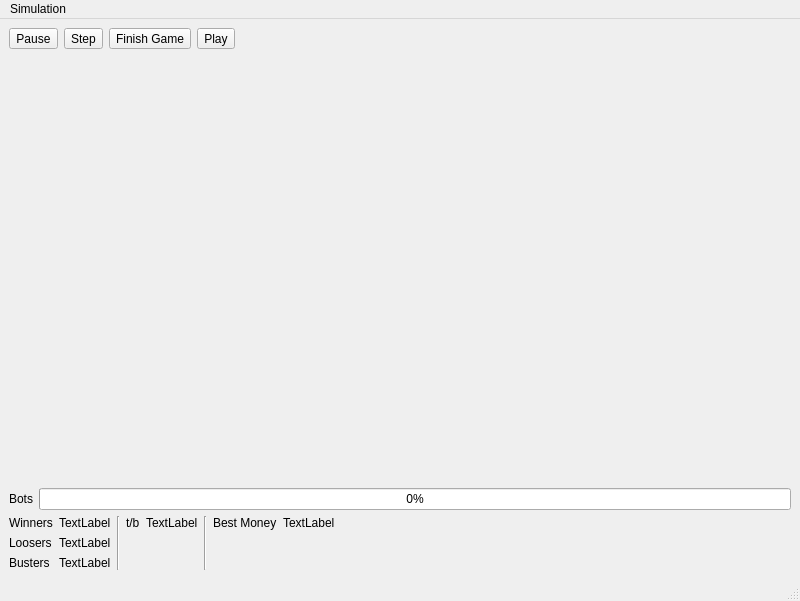
Above: blackjackBotMainWindow.ui from Timin8er/BlackjackBot before the change. Below: the same form after it.
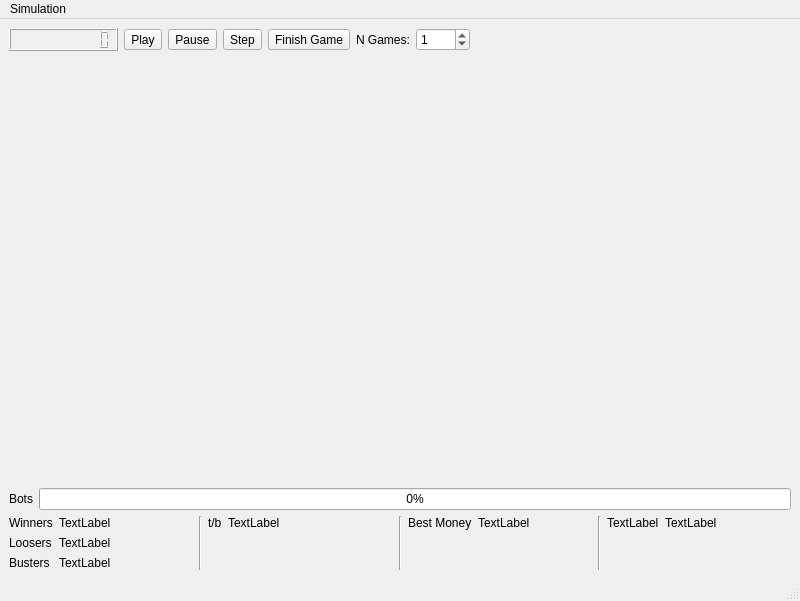
That is the form after the change.

Commit message:
Added spinbox for setting the number of games to sim
Added spinbox to play controls for setting the number of games to sim when clicking the double skip button.
Added LCD type box to the consolations row, displaying the total number of games simulated.
added forth data display form column and set the forms to be equa spaced along the bottom.

```diff
--- a/blackjackBotMainWindow.ui
+++ b/blackjackBotMainWindow.ui
@@ -17,6 +17,29 @@
    <layout class="QVBoxLayout" name="verticalLayout">
     <item>
      <layout class="QHBoxLayout" name="horizontalLayout">
+      <item>
+       <widget class="QLCDNumber" name="lcd_n_games">
+        <property name="minimumSize">
+         <size>
+          <width>100</width>
+          <height>0</height>
+         </size>
+        </property>
+        <property name="digitCount">
+         <number>10</number>
+        </property>
+        <property name="intValue" stdset="0">
+         <number>0</number>
+        </property>
+       </widget>
+      </item>
+      <item>
+       <widget class="QToolButton" name="btn_play">
+        <property name="text">
+         <string>Play</string>
+        </property>
+       </widget>
+      </item>
       <item>
        <widget class="QToolButton" name="btn_pause">
         <property name="text">
@@ -39,9 +62,19 @@
        </widget>
       </item>
       <item>
-       <widget class="QToolButton" name="btn_play">
+       <widget class="QLabel" name="label_2">
         <property name="text">
-         <string>Play</string>
+         <string>N Games:</string>
+        </property>
+       </widget>
+      </item>
+      <item>
+       <widget class="QSpinBox" name="spinbox_n_games">
+        <property name="maximum">
+         <number>1000</number>
+        </property>
+        <property name="value">
+         <number>1</number>
         </property>
        </widget>
       </item>
@@ -227,17 +260,29 @@
        </layout>
       </item>
       <item>
-       <spacer name="horizontalSpacer_2">
+       <widget class="Line" name="line_3">
         <property name="orientation">
-         <enum>Qt::Horizontal</enum>
+         <enum>Qt::Vertical</enum>
         </property>
-        <property name="sizeHint" stdset="0">
-         <size>
-          <width>40</width>
-          <height>20</height>
-         </size>
-        </property>
-       </spacer>
+       </widget>
+      </item>
+      <item>
+       <layout class="QFormLayout" name="form_data_3">
+        <item row="0" column="0">
+         <widget class="QLabel" name="label_3">
+          <property name="text">
+           <string>TextLabel</string>
+          </property>
+         </widget>
+        </item>
+        <item row="0" column="1">
+         <widget class="QLabel" name="label_4">
+          <property name="text">
+           <string>TextLabel</string>
+          </property>
+         </widget>
+        </item>
+       </layout>
       </item>
      </layout>
     </item>
```
The commit also changes 5 other files.
